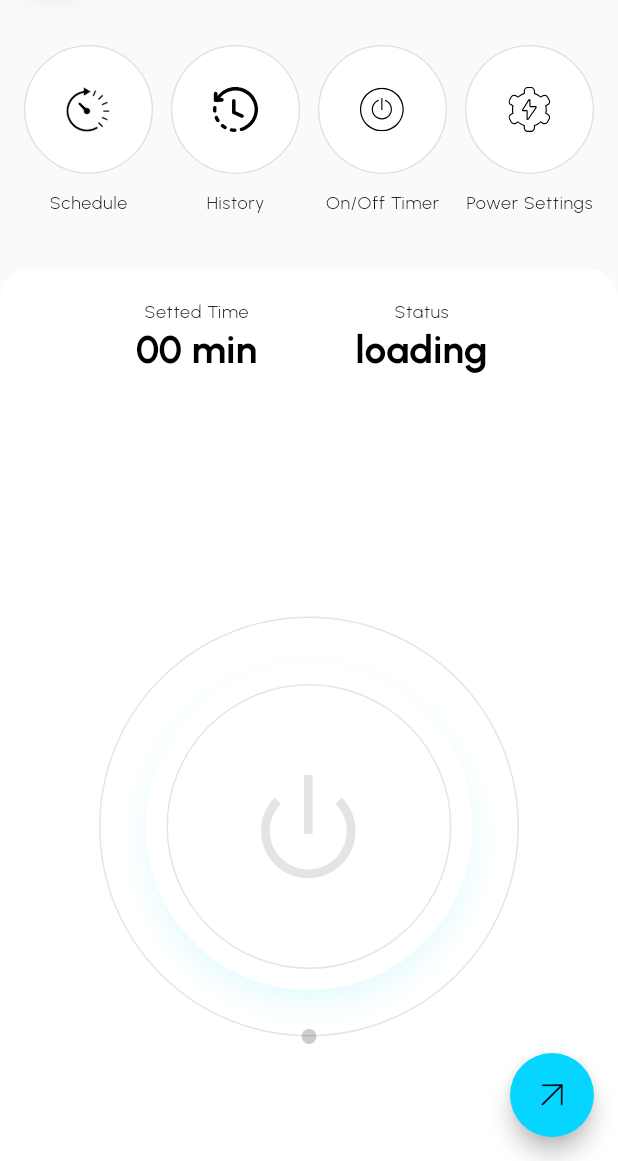
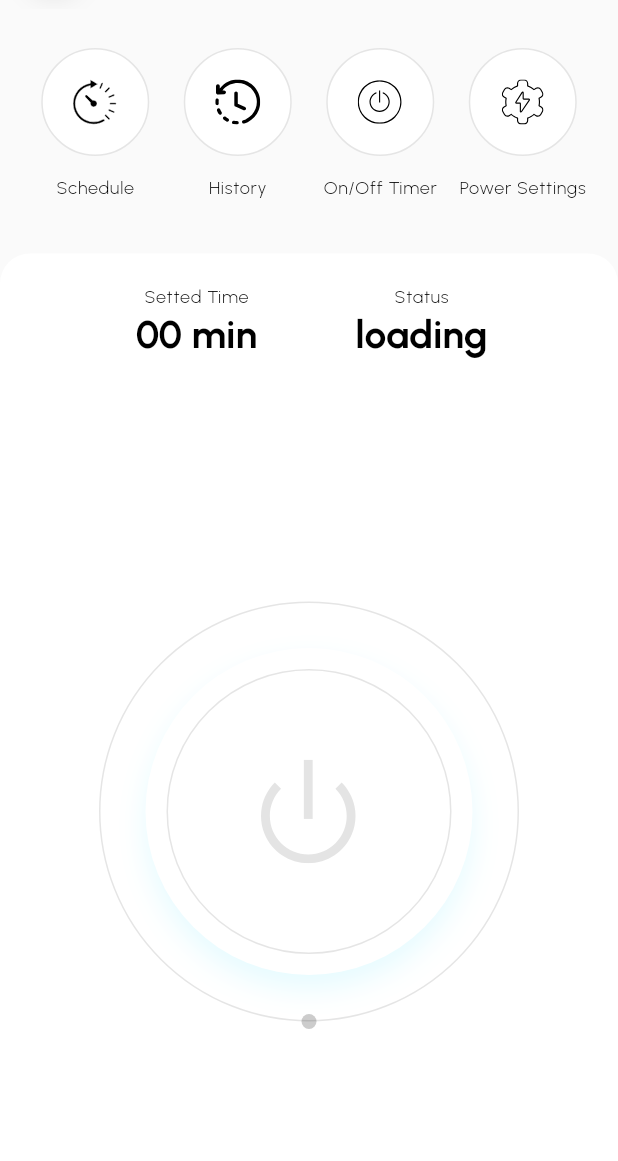
Before and after one commit to n1h41/oflow-flutter-app, a Flutter app: the DeviceView screen opened directly with empty values, on a phone screen of 412 x 824 dp, the part 75-1236 px from its top. Run offline on Flutter 3.47's test engine with Material 3 defaults, Android fonts, the light colour scheme and no system bars; our stand-ins replace convert, dartz, dio, flutter_bloc, flutter_svg, freezed_annotation and 4 more; missing offline and left inert: amplify_auth_cognito, amplify_authenticator, amplify_flutter, mqtt5_client, wheel_picker; accounts and stored records are empty; statements that could not run were skipped; key blocks and very long unbroken strings in the code were emptied for the run.

Commit message:
removed FAB from device view

```diff
--- a/lib/features/device/presentation/views/device_view.dart
+++ b/lib/features/device/presentation/views/device_view.dart
@@ -105,7 +105,8 @@ class _DeviceViewState extends State<DeviceView> with MqttMixin {
               child: Row(
                 mainAxisAlignment: MainAxisAlignment.spaceBetween,
                 children: [
-                  DeviceTile(
+                  Expanded(
+                    child: DeviceTile(
                       title: "Schedule",
                       icon: KAppAssets.schedule,
                       onTap: () {
@@ -118,14 +119,18 @@ class _DeviceViewState extends State<DeviceView> with MqttMixin {
                         );
                       },
                     ),
-                  DeviceTile(
+                  ),
+                  Expanded(
+                    child: DeviceTile(
                       title: "History",
                       icon: KAppAssets.history,
                       onTap: () {
                         context.go('/device/${widget.deviceMac}/history');
                       },
                     ),
-                  DeviceTile(
+                  ),
+                  Expanded(
+                    child: DeviceTile(
                       title: "On/Off Timer",
                       icon: KAppAssets.circledPower,
                       onTap: () => showModalBottomSheet<void>(
@@ -133,12 +138,15 @@ class _DeviceViewState extends State<DeviceView> with MqttMixin {
                         builder: (context) => const TimerBottomSheet(),
                       ),
                     ),
-                  DeviceTile(
+                  ),
+                  Expanded(
+                    child: DeviceTile(
                       title: "Power Settings",
                       icon: KAppAssets.settings,
                       onTap: () => showModalBottomSheet<void>(
                         context: context,
                         builder: (context) => const PowerSettingBottomSheet(),
+                      ),
                     ),
                   ),
                 ],
@@ -327,7 +335,7 @@ class _DeviceViewState extends State<DeviceView> with MqttMixin {
             ),
           ],
         ),
-        floatingActionButton: FloatingActionButton(
+        /* floatingActionButton: FloatingActionButton(
           backgroundColor: KAppColors.accent,
           shape: const CircleBorder(),
           onPressed: () {
@@ -335,7 +343,7 @@ class _DeviceViewState extends State<DeviceView> with MqttMixin {
                 jsonEncode(const DeviceStatusEntity(p: "0", o: "0").toJson()));
           },
           child: SvgPicture.asset(KAppAssets.neArrow),
-        ),
+        ), */
       ),
     );
   }
--- a/lib/features/device/presentation/widgets/device_tile.dart
+++ b/lib/features/device/presentation/widgets/device_tile.dart
@@ -20,18 +20,21 @@ class DeviceTile extends StatelessWidget {
     return Column(
       children: [
         InkWell(
+          highlightColor: KAppColors.accent.withOpacity(0.2),
+          borderRadius: BorderRadius.circular(36),
           onTap: onTap,
           child: Container(
+            margin: const EdgeInsets.all(2),
+            padding: const EdgeInsets.all(20),
+            width: double.infinity,
             decoration: BoxDecoration(
+              color: KAppColors.containerBackground,
               shape: BoxShape.circle,
               border: Border.all(
                 color: KAppColors.borderPrimary,
               ),
             ),
-            child: CircleAvatar(
-              radius: 42,
-              backgroundColor: KAppColors.containerBackground,
-              // child: Icon(Icons.timer),
+            child: Center(
               child: SvgPicture.asset(
                 width: 30,
                 height: 30,
```
Lines whose indentation alone changed are shown as unchanged.
